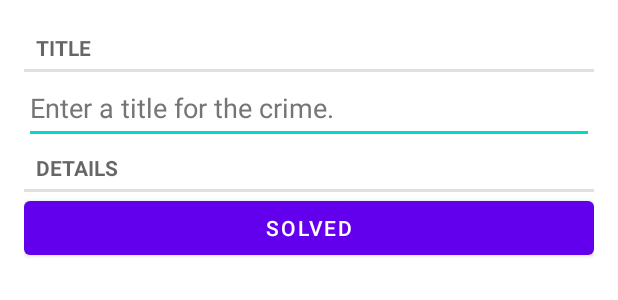
After one commit to v43d3rm4k4r/BigNerdRanchAndroid, an Android app: the layout fragment_crime.xml on its own in the app's theme, with its tools: preview values and no code run, on a phone screen of 412 x 824 dp. The commit adds this screen. Shown: the top 300 px of the screen. Run offline under Robolectric (Android 15) with nearby library versions, the phone set to English and light mode, and no system bars.

Commit message:
Working on Crime Fragment

```diff
--- /dev/null
+++ b/CriminalIntent/app/src/main/res/layout/fragment_crime.xml
@@ -0,0 +1,34 @@
+<?xml version="1.0" encoding="utf-8"?>
+<LinearLayout xmlns:android="http://schemas.android.com/apk/res/android"
+    xmlns:tools="http://schemas.android.com/tools"
+    android:orientation="vertical"
+    android:layout_width="match_parent"
+    android:layout_height="match_parent"
+    android:layout_margin="16dp">
+
+    <TextView
+        style="?android:listSeparatorTextViewStyle"
+        android:layout_width="match_parent"
+        android:layout_height="wrap_content"
+        android:text="@string/crime_title_label"/>
+
+    <EditText
+        android:id="@+id/crime_title"
+        android:layout_width="match_parent"
+        android:layout_height="wrap_content"
+        android:hint="@string/crime_title_hint"
+        android:minHeight="48dp"
+        android:textColorHint="#757575" />
+
+    <TextView
+        style="?android:listSeparatorTextViewStyle"
+        android:layout_width="match_parent"
+        android:layout_height="wrap_content"
+        android:text="@string/crime_details_label"/>
+
+    <Button
+        android:id="@+id/crime_date"
+        android:layout_width="match_parent"
+        android:layout_height="wrap_content"
+        android:text="@string/crime_solved_label"/>
+</LinearLayout>
--- a/CriminalIntent/app/src/main/res/values/strings.xml
+++ b/CriminalIntent/app/src/main/res/values/strings.xml
@@ -1,3 +1,7 @@
 <resources>
     <string name="app_name">CriminalIntent</string>
+    <string name="crime_title_hint">Enter a title for the crime.</string>
+    <string name="crime_title_label">Title</string>
+    <string name="crime_details_label">Details</string>
+    <string name="crime_solved_label">Solved</string>
 </resources>
```
